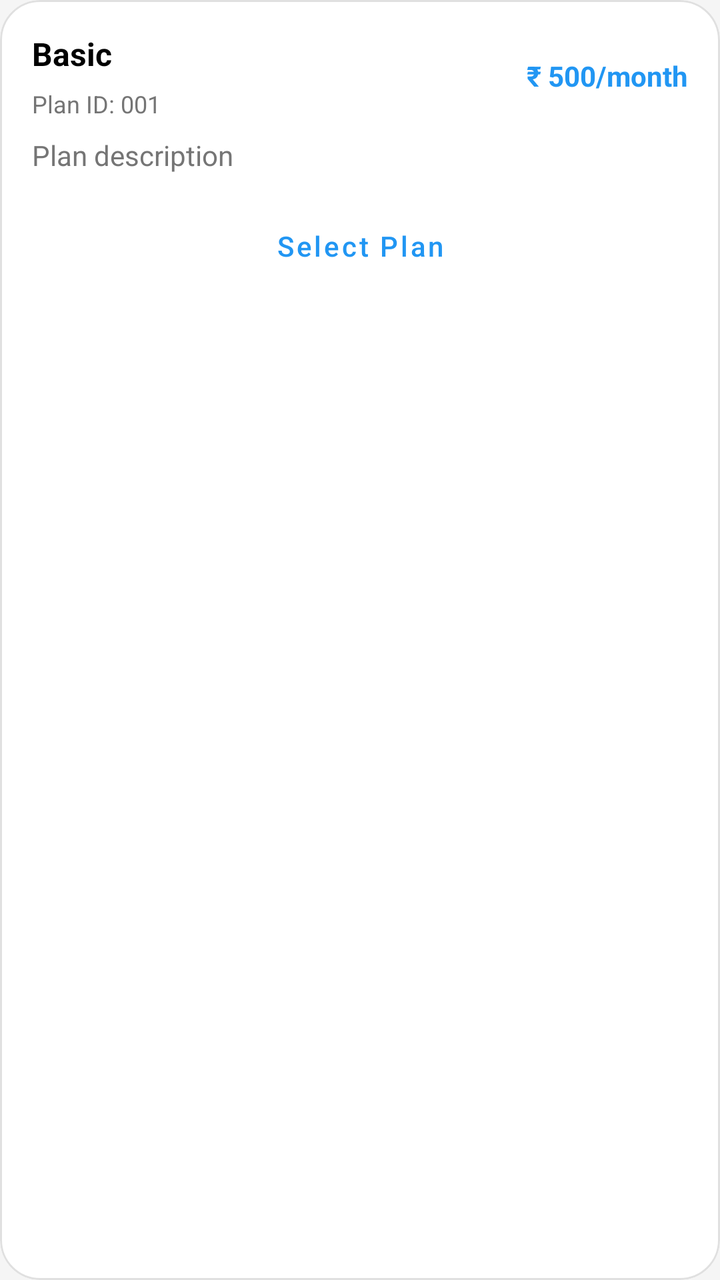
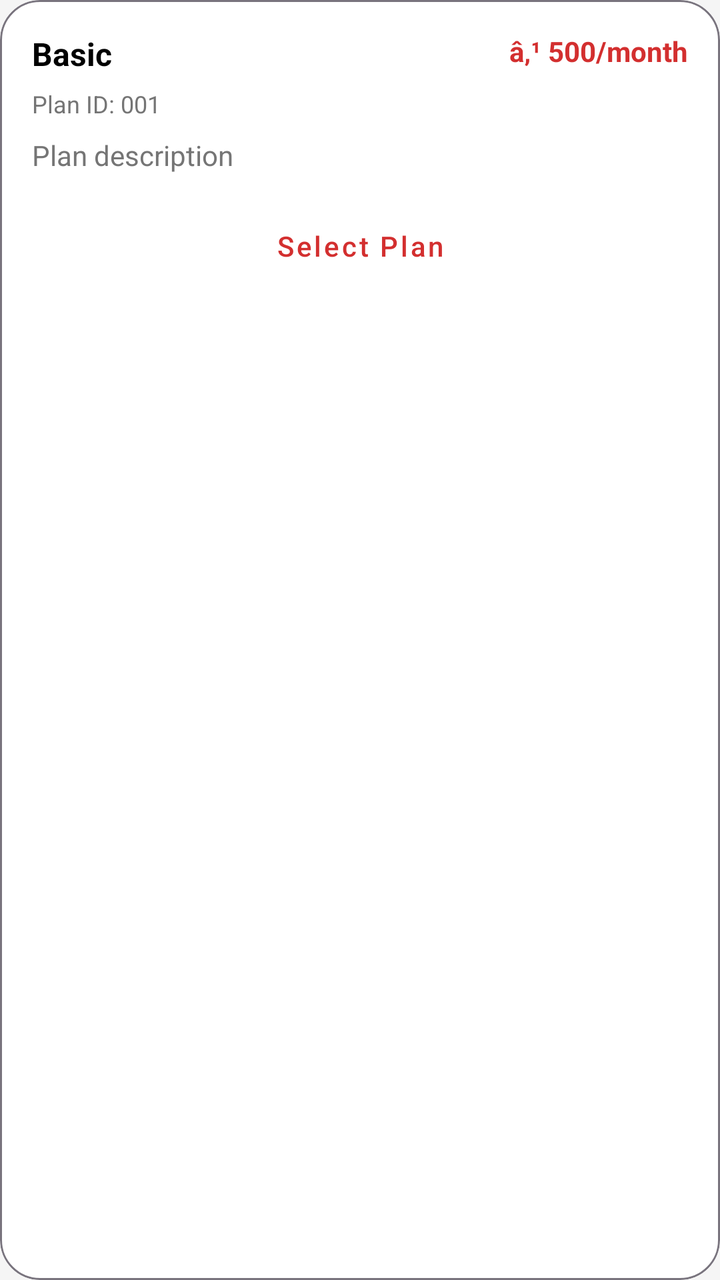

Two renders of the same Android screen: before a commit and after it. Below are the layout's source before the change and the commit's diff.
<!-- AndroidManifest.xml: application theme Theme.SVDAgency -->
<!-- res/layout/user_plan_card.xml -->
<?xml version="1.0" encoding="utf-8"?>
<com.google.android.material.card.MaterialCardView xmlns:android="http://schemas.android.com/apk/res/android"
    xmlns:app="http://schemas.android.com/apk/res-auto"
    android:layout_width="match_parent"
    android:layout_height="wrap_content"
    android:layout_marginBottom="@dimen/spacing_medium"
    app:cardBackgroundColor="@color/card_background"
    app:cardCornerRadius="20dp"
    app:cardElevation="0dp"
    app:strokeColor="@color/card_stroke_color"
    app:strokeWidth="1dp">

    <LinearLayout
        android:layout_width="match_parent"
        android:layout_height="wrap_content"
        android:orientation="vertical"
        android:padding="@dimen/spacing_large">

        <LinearLayout
            android:layout_width="match_parent"
            android:layout_height="wrap_content"
            android:orientation="horizontal"
            android:gravity="center_vertical">

            <LinearLayout
                android:layout_width="0dp"
                android:layout_height="wrap_content"
                android:layout_weight="1"
                android:orientation="vertical">

                <TextView
                    android:id="@+id/tvPlanName"
                    android:layout_width="wrap_content"
                    android:layout_height="wrap_content"
                    android:text="Basic"
                    android:textColor="@color/textColorPrimary"
                    android:textSize="@dimen/text_size_large"
                    android:textStyle="bold" />

                <TextView
                    android:id="@+id/tvPlanTag"
                    android:layout_width="wrap_content"
                    android:layout_height="wrap_content"
                    android:layout_marginTop="@dimen/spacing_xsmall"
                    android:text="Plan ID: 001"
                    android:textColor="@color/textColorSecondary"
                    android:textSize="@dimen/text_size_body_small" />
            </LinearLayout>

            <TextView
                android:id="@+id/tvPrice"
                android:layout_width="wrap_content"
                android:layout_height="wrap_content"
                android:text="₹ 500/month"
                android:textColor="@color/brand_blue"
                android:textStyle="bold" />

        </LinearLayout>

        <TextView
            android:id="@+id/tvDescription"
            android:layout_width="match_parent"
            android:layout_height="wrap_content"
            android:layout_marginTop="@dimen/spacing_small"
            android:text="Plan description"
            android:textColor="@color/textColorSecondary"
            android:textSize="@dimen/text_size_medium" />

        <com.google.android.material.button.MaterialButton
            android:id="@+id/btnSubscribe"
            style="@style/Widget.MaterialComponents.Button.TextButton"
            android:layout_width="match_parent"
            android:layout_height="wrap_content"
            android:layout_marginTop="@dimen/spacing_medium"
            android:text="Select Plan"
            android:textAllCaps="false"
            android:textColor="@color/brand_blue" />
    </LinearLayout>
</com.google.android.material.card.MaterialCardView>
<!-- resources referenced by this layout -->
<resources>
  <color name="brand_blue">#2196F3</color>
  <color name="card_background">#FFFFFF</color>
  <color name="card_stroke_color">#E0E0E0</color>
  <color name="textColorPrimary">#000000</color>
  <color name="textColorSecondary">#757575</color>
  <dimen name="spacing_large">16dp</dimen>
  <dimen name="spacing_medium">12dp</dimen>
  <dimen name="spacing_small">8dp</dimen>
  <dimen name="spacing_xsmall">6dp</dimen>
  <dimen name="text_size_body_small">12sp</dimen>
  <dimen name="text_size_large">16sp</dimen>
  <dimen name="text_size_medium">14sp</dimen>
  <style name="Theme.SVDAgency" parent="Theme.Material3.Light.NoActionBar">
          
          <item name="colorPrimary">@color/brand_red</item>
          <item name="colorOnPrimary">@color/white</item>
          <item name="colorPrimaryContainer">@color/brand_red_dark</item>
          <item name="colorOnPrimaryContainer">@color/white</item>
  
          
          <item name="colorSecondary">@color/colorAccent</item>
          <item name="colorOnSecondary">@color/white</item>
          <item name="colorSecondaryContainer">@color/white</item>
          <item name="colorOnSecondaryContainer">@color/black</item>
  
          <item name="colorSurface">@color/surface_background</item>
          <item name="colorOnSurface">@color/textColorPrimary</item>
          <item name="colorSurfaceVariant">@color/surface_variant</item>
          <item name="colorOnSurfaceVariant">@color/textColorSecondary</item>
          <item name="colorBackground">@color/window_background</item>
  
          <item name="colorSurfaceContainer">@color/surface_background</item>
          <item name="colorSurfaceContainerHigh">@color/surface_background</item>
          <item name="colorSurfaceContainerHighest">@color/surface_background</item>
          <item name="colorSurfaceContainerLow">@color/surface_background</item>
          <item name="colorSurfaceContainerLowest">@color/surface_background</item>
  
          
          <item name="android:statusBarColor">@color/brand_red</item>
          <item name="android:windowLightStatusBar" tools:targetApi="m">false</item>
  
          
          <item name="android:windowBackground">@color/window_background</item>
  
          
          <item name="materialCardViewStyle">@style/Widget.App.CardView</item>
  
          
          <item name="navigationViewStyle">@style/Widget.App.NavigationView</item>
  
          
          <item name="bottomNavigationStyle">@style/Widget.App.BottomNavigationView</item>
      </style>
  <color name="brand_red">#D32F2F</color>
  <color name="white">#FFFFFFFF</color>
  <color name="brand_red_dark">#B71C1C</color>
  <color name="colorAccent">#FF5252</color>
  <color name="black">#FF000000</color>
  <color name="surface_background">#FFFFFF</color>
  <color name="surface_variant">#F5F5F5</color>
  <color name="window_background">#F5F5F5</color>
  <style name="Widget.App.CardView" parent="Widget.Material3.CardView.Elevated">
          <item name="cardBackgroundColor">@color/card_background</item>
          <item name="cardElevation">2dp</item>
          <item name="strokeWidth">1dp</item>
          <item name="strokeColor">@color/card_stroke_color</item>
      </style>
  <style name="Widget.App.NavigationView" parent="Widget.Material3.NavigationView">
          <item name="backgroundTint">@color/drawer_background</item>
          <item name="elevation">0dp</item>
          <item name="itemTextColor">@color/drawer_nav_item_colors</item>
          <item name="itemIconTint">@color/drawer_nav_icon_colors</item>
      </style>
  <style name="Widget.App.BottomNavigationView" parent="Widget.Material3.BottomNavigationView">
          <item name="backgroundTint">@color/surface_background</item>
          <item name="itemTextColor">@color/textColorSecondary</item>
          <item name="itemIconTint">@color/textColorSecondary</item>
      </style>
  <color name="drawer_background">#FFFFFF</color>
</resources>

<!-- the commit's change to res/layout/user_plan_card.xml (unified diff, before → after) -->
@@ -4,10 +4,10 @@
     android:layout_width="match_parent"
     android:layout_height="wrap_content"
     android:layout_marginBottom="@dimen/spacing_medium"
-    app:cardBackgroundColor="@color/card_background"
+    app:cardBackgroundColor="?attr/colorSurface"
     app:cardCornerRadius="20dp"
     app:cardElevation="0dp"
-    app:strokeColor="@color/card_stroke_color"
+    app:strokeColor="?attr/colorOutline"
     app:strokeWidth="1dp">
 
     <LinearLayout
@@ -19,8 +19,8 @@
         <LinearLayout
             android:layout_width="match_parent"
             android:layout_height="wrap_content"
-            android:orientation="horizontal"
-            android:gravity="center_vertical">
+            android:layout_gravity="center_vertical"
+            android:orientation="horizontal">
 
             <LinearLayout
                 android:layout_width="0dp"
@@ -33,7 +33,7 @@
                     android:layout_width="wrap_content"
                     android:layout_height="wrap_content"
                     android:text="Basic"
-                    android:textColor="@color/textColorPrimary"
+                    android:textColor="?attr/colorOnSurface"
                     android:textSize="@dimen/text_size_large"
                     android:textStyle="bold" />
 
@@ -43,7 +43,7 @@
                     android:layout_height="wrap_content"
                     android:layout_marginTop="@dimen/spacing_xsmall"
                     android:text="Plan ID: 001"
-                    android:textColor="@color/textColorSecondary"
+                    android:textColor="?attr/colorOnSurfaceVariant"
                     android:textSize="@dimen/text_size_body_small" />
             </LinearLayout>
 
@@ -51,8 +51,8 @@
                 android:id="@+id/tvPrice"
                 android:layout_width="wrap_content"
                 android:layout_height="wrap_content"
-                android:text="₹ 500/month"
-                android:textColor="@color/brand_blue"
+                android:text="â‚¹ 500/month"
+                android:textColor="?attr/colorPrimary"
                 android:textStyle="bold" />
 
         </LinearLayout>
@@ -63,7 +63,7 @@
             android:layout_height="wrap_content"
             android:layout_marginTop="@dimen/spacing_small"
             android:text="Plan description"
-            android:textColor="@color/textColorSecondary"
+            android:textColor="?attr/colorOnSurfaceVariant"
             android:textSize="@dimen/text_size_medium" />
 
         <com.google.android.material.button.MaterialButton
@@ -74,6 +74,6 @@
             android:layout_marginTop="@dimen/spacing_medium"
             android:text="Select Plan"
             android:textAllCaps="false"
-            android:textColor="@color/brand_blue" />
+            android:textColor="?attr/colorPrimary" />
     </LinearLayout>
 </com.google.android.material.card.MaterialCardView>
<!-- resource entries referenced after the edit -->
@@ -1,6 +1,5 @@
 <!-- resources referenced by this layout -->
 <resources>
-  <color name="brand_blue">#2196F3</color>
   <color name="card_background">#FFFFFF</color>
   <color name="card_stroke_color">#E0E0E0</color>
   <color name="textColorPrimary">#000000</color>
